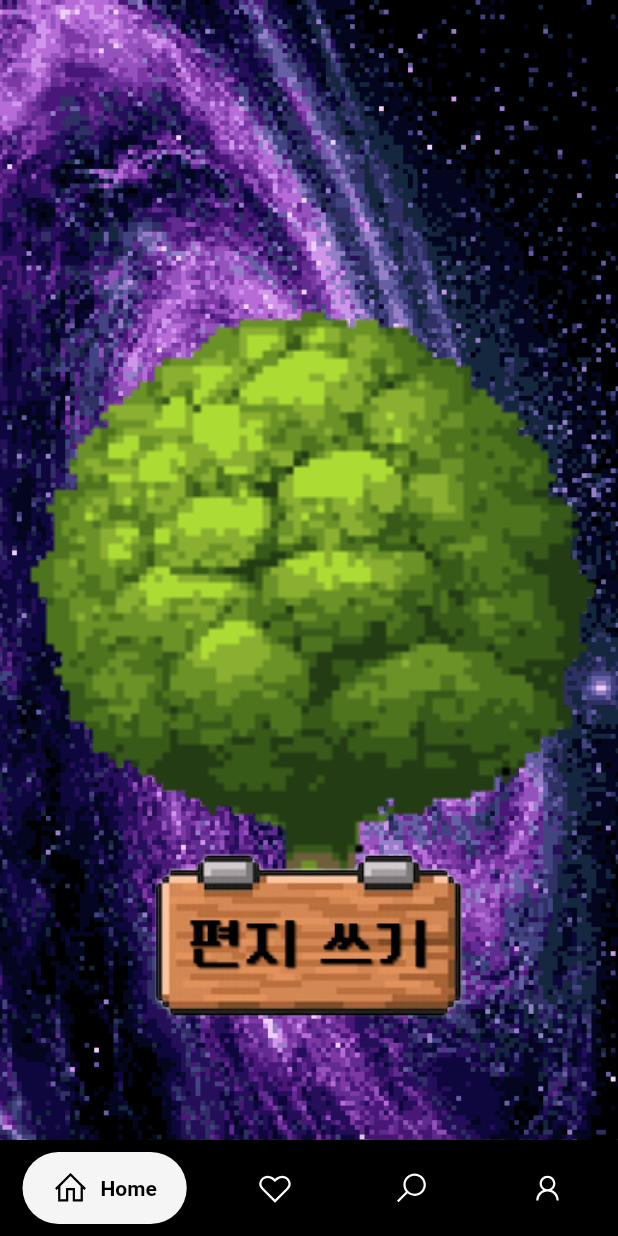
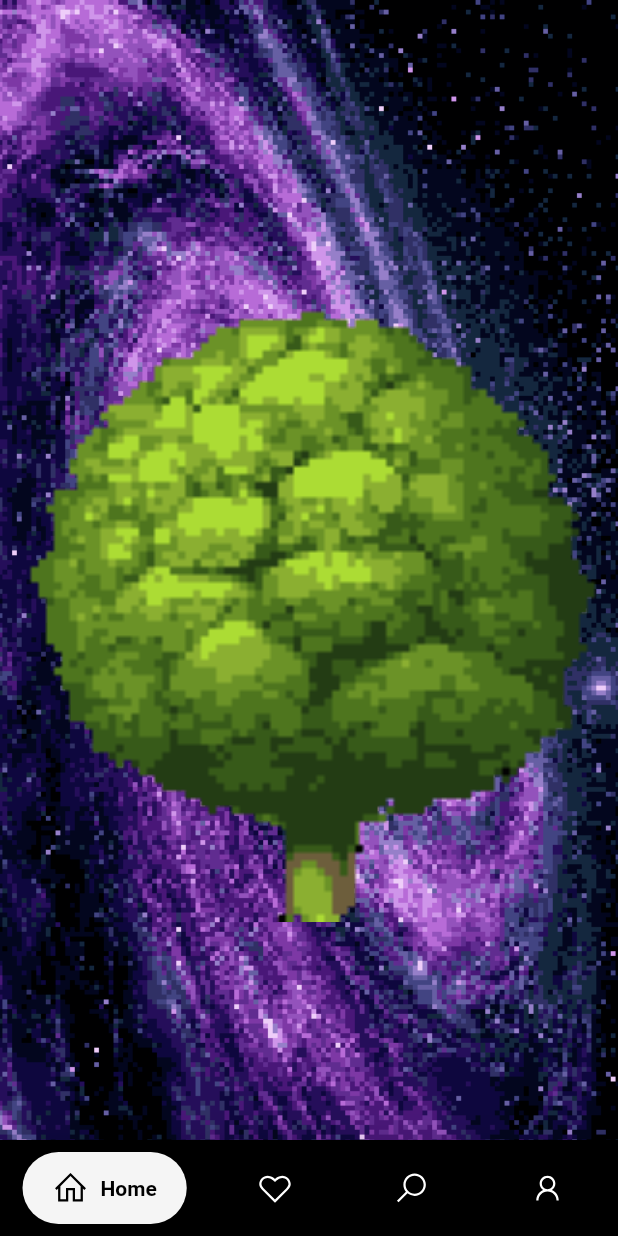
Before and after one commit to happy-emart/happytree_frontend, a Flutter app: the FirstPage screen opened directly, on a phone screen of 412 x 824 dp. Run offline on Flutter 3.47's test engine with Material 2 defaults, Android fonts, the phone set to English and light mode, and no system bars; drawn by our look-alikes of google_nav_bar; our stand-ins replace line_icons, shared_preferences; missing offline and left inert: dart:ffi, mysql1; accounts and stored records are empty; network calls fail.

Commit message:
fix some errors

```diff
--- a/lib/first_tab.dart
+++ b/lib/first_tab.dart
@@ -1,13 +1,8 @@
-import 'dart:core';import 'dart:core';
+import 'dart:core';
 
 import 'package:flutter/material.dart';
 import 'package:flutter_application_1/writing_letter.dart';
 import 'package:http/http.dart' as http;
-import 'package:mysql_client/mysql_client.dart';
-import 'dart:io';
-import 'package:mysql1/mysql1.dart';
-import 'package:tuple/tuple.dart';
-import 'post.dart';
 import 'package:shared_preferences/shared_preferences.dart';
 import 'package:google_nav_bar/google_nav_bar.dart';
 import 'package:line_icons/line_icons.dart';
@@ -51,6 +46,8 @@ import 'dart:math' as math;
 
 
 class FirstPage extends StatefulWidget {
+  const FirstPage({super.key});
+
   @override
   _FirstState createState() => _FirstState();
 }
@@ -90,7 +87,7 @@ class _FirstState extends State<FirstPage> {
   }
 
   void fetchFruits() async {
-    final String Url = "http://127.0.0.1:8080/received_letters";
+    const String Url = "http://127.0.0.1:8080/received_letters";
     final jwtToken = await getJwtToken();
     print('Bearer $jwtToken');
     final request = Uri.parse(Url);
@@ -125,7 +122,7 @@ class _FirstState extends State<FirstPage> {
                       mainAxisAlignment: MainAxisAlignment.center,
                       children: [
                         Container(
-                          decoration: BoxDecoration(
+                          decoration: const BoxDecoration(
                             image: DecorationImage(
                               image: AssetImage('assets/images/tree.png'),
                               fit: BoxFit.fill,
@@ -184,9 +181,9 @@ class _FirstState extends State<FirstPage> {
             shape: RoundedRectangleBorder(
                 borderRadius: BorderRadius.circular(10.0)),
             //Dialog Main Title
-            title: Column(
+            title: const Column(
               children: <Widget>[
-                new Text("편지의 제목"),
+                Text("편지의 제목"),
               ],
             ),
             // title: Text("편지"),
@@ -199,7 +196,7 @@ class _FirstState extends State<FirstPage> {
                   children: <Widget>[
                     Text(
                       '$id번째 사과를 눌렀더니 플러터를 사용해서 어플리케이션을 제작하는 영욱이가 긴 글을 그래도 겉보기에 괜찮아 보이도록 만드려는 노력 끝에 이런 의미 없는 문장들을 나열하기로 결정했어요. 이 문장은 여러분, 대단하게도 아무 의미가 없습니다. 그저 긴 글을 어느 정도의 수준으로 보여줄 지가 궁금했을 뿐입니다. 그런데 생각보다 쓸모가 없더라도 긴 글을 타이핑 하는 것은 쉬운 일이 아니군요. 저는 여태까지 많은 이들에게 편지를 써 왔는데요, 그 편지를 받는 이들은 같은 내용을 카카오톡을 통해 전달 받더라도 분명히 감사해야 합니다. 그렇게 쓰는 것도 분명 쉬운 일이 아니기 때문이죠. 저희 조는 수지 덕분에 꽤나 많은 정보를 갖고 시작했습니다. 수지는 엄청나게 많은 것을 알고 있습니다. 머릿속이 마치 도라에몽의 주머니 같달까요. 이럴 땐 그 결과를 부러워하기 보다는, 그가 그런 결과를 이뤄내기 위해 얼마나 많은 노력을 했을지에 대해 생각하며 스스로를 돌아봐야 합니다. 이 문장은 여러분, 대단하게도 아무 의미가 없습니다. 그저 긴 글을 어느 정도의 수준으로 보여줄 지가 궁금했을 뿐입니다. 그런데 생각보다 쓸모가 없더라도 긴 글을 타이핑 하는 것은 쉬운 일이 아니군요. 저는 여태까지 많은 이들에게 편지를 써 왔는데요, 그 편지를 받는 이들은 같은 내용을 카카오톡을 통해 전달 받더라도 분명히 감사해야 합니다. 그렇게 쓰는 것도 분명 쉬운 일이 아니기 때문이죠. 저희 조는 수지 덕분에 꽤나 많은 정보를 갖고 시작했습니다. 수지는 엄청나게 많은 것을 알고 있습니다. 머릿속이 마치 도라에몽의 주머니 같달까요. 이럴 땐 그 결과를 부러워하기 보다는, 그가 그런 결과를 이뤄내기 위해 얼마나 많은 노력을 했을지에 대해 생각하며 스스로를 돌아봐야 합니다.',
-                      style: TextStyle(fontSize: 16.0),
+                      style: const TextStyle(fontSize: 16.0),
                     ),
                     // getLetterById.getContents(),
                   ],
@@ -211,7 +208,7 @@ class _FirstState extends State<FirstPage> {
                 alignment: Alignment.center,
                 child: TextButton(
                   // alignment: Alignme
-                  child: new Text("잘 읽었어요"),
+                  child: const Text("잘 읽었어요"),
                   onPressed: () {
                     Navigator.pop(context);
                   },
@@ -228,7 +225,8 @@ class _FirstState extends State<FirstPage> {
       TextStyle(fontSize: 30, fontWeight: FontWeight.w600);
 
 
-  late List<Widget> _widgetOptions = <Widget>[
+  late final List<Widget> _widgetOptions = <Widget>[
+    buildTree(centerWidth, centerWidth, context, fruits),
     Stack(
       children:[
       buildTree(centerWidth, centerWidth, context, fruits),
@@ -258,11 +256,11 @@ class _FirstState extends State<FirstPage> {
       ),
       ],
     ),
-    Text(
+    const Text(
       'Search',
       style: optionStyle,
     ),
-    Text(
+    const Text(
       'Profile',
       style: optionStyle,
     ),
@@ -313,16 +311,16 @@ class _FirstState extends State<FirstPage> {
             child: Padding(
               padding: const EdgeInsets.symmetric(horizontal: 15.0, vertical: 8),
               child: GNav(
-                rippleColor: const Color.fromARGB(255, 0, 0, 0)!,
-                hoverColor: const Color.fromARGB(255, 96, 69, 69)!,
+                rippleColor: const Color.fromARGB(255, 0, 0, 0),
+                hoverColor: const Color.fromARGB(255, 96, 69, 69),
                 gap: 8,
-                activeColor: Color.fromARGB(255, 0, 0, 0),
+                activeColor: const Color.fromARGB(255, 0, 0, 0),
                 iconSize: 24,
-                padding: EdgeInsets.symmetric(horizontal: 20, vertical: 12),
-                duration: Duration(milliseconds: 400),
+                padding: const EdgeInsets.symmetric(horizontal: 20, vertical: 12),
+                duration: const Duration(milliseconds: 400),
                 tabBackgroundColor: Colors.grey[100]!,
                 color: const Color.fromARGB(255, 255, 255, 255),
-                tabs: [
+                tabs: const [
                   GButton(
                     icon: LineIcons.home,
                     text: 'Home',
@@ -358,6 +356,6 @@ class _FirstState extends State<FirstPage> {
 void startFirstPage(BuildContext context) {
   Navigator.pushReplacement(
     context,
-    MaterialPageRoute(builder: (context) => FirstPage()),
+    MaterialPageRoute(builder: (context) => const FirstPage()),
   );
 }
```
Also changed, not shown: lib/justsample.dart (+5 -3 lines), lib/login.dart (+14 -13 lines), lib/main.dart (+8 -10 lines), lib/sign_in.dart (+16 -13 lines), lib/writing_letter.dart (+5 -5 lines).
